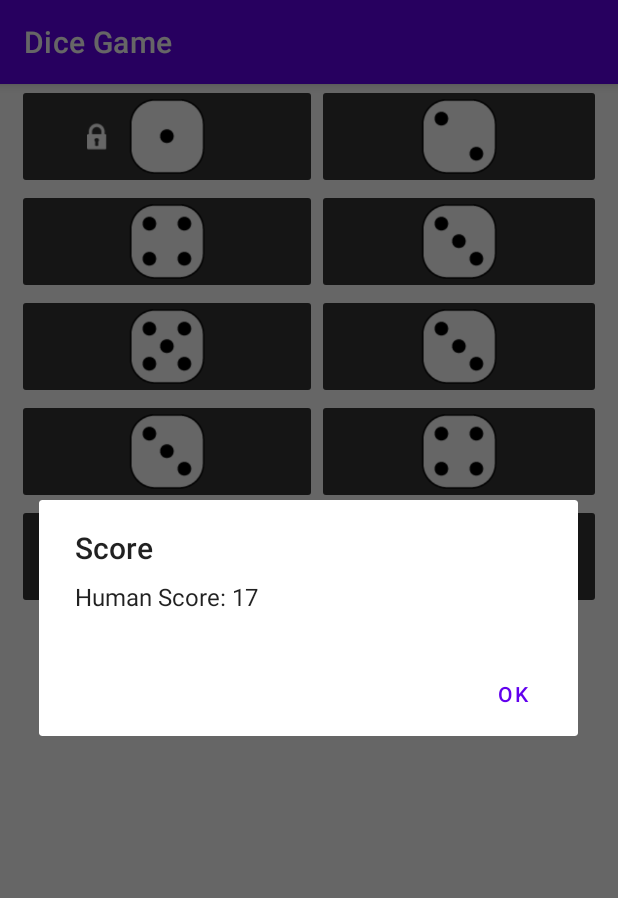
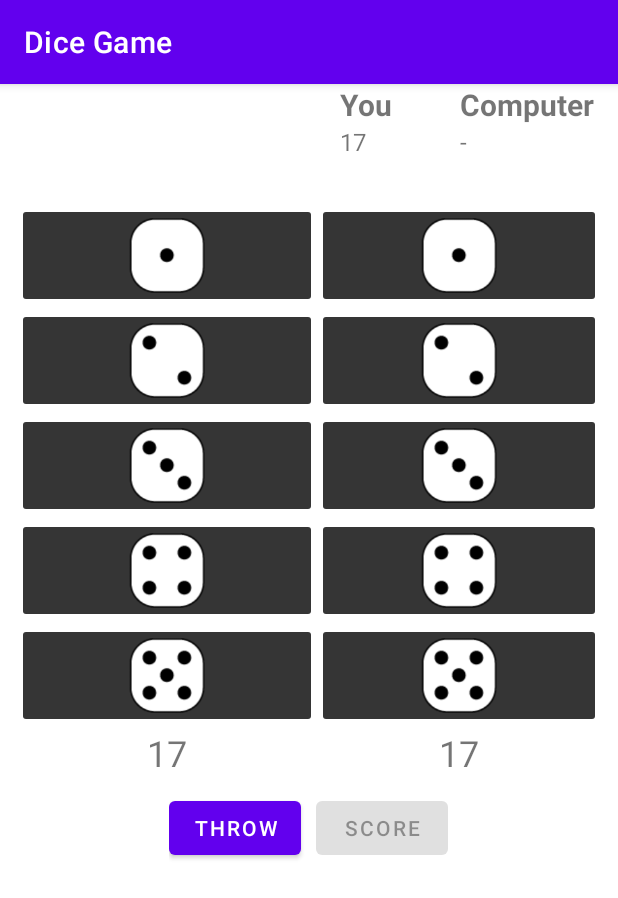
Before and after one commit to MrRevengerX/DiceGame, an Android app: the GameScreen screen opened directly, with no data from a screen before it, after a tap on "SCORE", on a phone screen of 412 x 824 dp. Shown: the top 898 px of the screen. Run offline under Robolectric (Android 15) with nearby library versions, the phone set to English and light mode, and no system bars; 3 other taps on this screen came first.

Commit message:
Score button functionality added

```diff
--- a/app/src/main/java/com/example/dicegame/ComputerDice.kt
+++ b/app/src/main/java/com/example/dicegame/ComputerDice.kt
@@ -2,12 +2,5 @@ package com.example.dicegame
 
 import android.widget.ImageButton
 
-class ComputerDice(diceBtns: Array<ImageButton>) {
-    private val dice: Array<Die> = arrayOf(Die(diceBtns[0]), Die(diceBtns[1]), Die(diceBtns[2]), Die(diceBtns[3]), Die(diceBtns[4]))
-
-    fun throwDice() {
-        for (die in this.dice) {
-            die.rollDie()
-        }
-    }
+class ComputerDice(diceBtns: Array<ImageButton>): Player(diceBtns) {
 }
--- a/app/src/main/java/com/example/dicegame/Die.kt
+++ b/app/src/main/java/com/example/dicegame/Die.kt
@@ -19,6 +19,11 @@ class Die(DieImage: ImageButton) {
         }
     }
 
+    fun setDieValue(value: Int) {
+        dieValue = value
+        die.setImageResource(dieImages[dieValue - 1])
+    }
+
     fun isDieEnabled(): Boolean {
         return enabled
     }
--- a/app/src/main/java/com/example/dicegame/GameScreen.kt
+++ b/app/src/main/java/com/example/dicegame/GameScreen.kt
@@ -1,18 +1,40 @@
 package com.example.dicegame
 
+import android.annotation.SuppressLint
 import android.app.AlertDialog
 import androidx.appcompat.app.AppCompatActivity
 import android.os.Bundle
 import android.widget.Button
 import android.widget.ImageButton
+import android.widget.TextView
 import android.widget.Toast
 import androidx.core.content.ContextCompat
 
 class GameScreen : AppCompatActivity() {
+
+    private var totalHumanScore = 0
+    private var totalComputerScore = 0
     private var rethrowCount: Int = 0
+
+    @SuppressLint("SuspiciousIndentation")
     override fun onCreate(savedInstanceState: Bundle?) {
         super.onCreate(savedInstanceState)
         setContentView(R.layout.activity_game_screen)
+
+
+
+
+        gameStart()
+
+
+
+    }
+
+    fun gameStart(){
+        val btnThrow = findViewById<Button>(R.id.btnThrow)
+        val btnScore = findViewById<Button>(R.id.btnScore)
+        val tvHumanScore = findViewById<TextView>(R.id.tvHumanScore)
+        val tvComputerScore = findViewById<TextView>(R.id.tvComputerScore)
 
         val btnHumanDie1 = findViewById<ImageButton>(R.id.ibtnHuman1)
         val btnHumanDie2 = findViewById<ImageButton>(R.id.ibtnHuman2)
@@ -31,14 +53,18 @@ class GameScreen : AppCompatActivity() {
         val human = HumanDice(humanDice)
         val computer = ComputerDice(computerDice)
 
-        val btnThrow = findViewById<Button>(R.id.btnThrow)
-        val btnScore = findViewById<Button>(R.id.btnScore)
+        btnThrow.setOnClickListener(){
 
-        btnThrow.setOnClickListener(){
             rethrowCount++
+
+//            Change the text of the button to "Re-Throw" after the first throw
             if (rethrowCount > 0)
                 btnThrow.text = "Re-Throw"
+
+//            Enable the score button after the first throw
             btnScore.isEnabled = true
+
+//            Enable the dice buttons after the first throw
             humanDice.forEachIndexed() { index, btn ->
                 btn.setOnClickListener() {
                     if (!human.getDice()[index].isDieEnabled() || human.lockDiceCount() < 4) {
@@ -56,23 +82,42 @@ class GameScreen : AppCompatActivity() {
                     die.isEnabled = false
                 }
                 btnThrow.isEnabled = false
-                btnThrow.setBackgroundColor(ContextCompat.getColor(this, R.color.Gray))
             }
             human.throwDice()
+            tvHumanScore.text = human.totalScore().toString()
             computer.throwDice()
+            tvComputerScore.text = computer.totalScore().toString()
         }
 
         btnScore.setOnClickListener(){
-            val humanScore = human.totalScore()
-            val builder = AlertDialog.Builder(this)
-            builder.setTitle("Score")
-            builder.setMessage("Human Score: $humanScore")
-            builder.setPositiveButton("OK") { dialog, which ->
-                // do something when OK button is clicked
+            val humanTotalScoreTextView = findViewById<TextView>(R.id.tvTotalHumanScore)
+
+            totalHumanScore += human.totalScore()
+            humanTotalScoreTextView.text = totalHumanScore.toString()
+            gameStart()
+
+//            Disable dice lock after score is submitted
+            humanDice.forEach {
+                it.setOnClickListener { null }
             }
-            val dialog = builder.create()
-            dialog.show()
+            resetDices(human,computer)
+        }
+    }
+
+    fun resetDices(human:HumanDice, computer:ComputerDice){
+        val btnThrow = findViewById<Button>(R.id.btnThrow)
+        val btnScore = findViewById<Button>(R.id.btnScore)
+        btnScore.isEnabled = false
+        btnThrow.isEnabled = true
+
+        btnThrow.text = "Throw"
+
+        // Disable all the dice buttons and set their images to the initial state
+        human.resetDice()
+        computer.resetDice()
+
+        // Reset the number of rethrows
+        rethrowCount = 0
     }
 
 }
-}
--- a/app/src/main/java/com/example/dicegame/HumanDice.kt
+++ b/app/src/main/java/com/example/dicegame/HumanDice.kt
@@ -2,34 +2,8 @@ package com.example.dicegame
 
 import android.widget.ImageButton
 
-class HumanDice(diceBtns: Array<ImageButton>) {
-    private val dice: Array<Die> = arrayOf(Die(diceBtns[0]), Die(diceBtns[1]), Die(diceBtns[2]), Die(diceBtns[3]), Die(diceBtns[4]))
+class HumanDice(diceBtns: Array<ImageButton>) : Player(diceBtns){
 
-    fun lockDiceCount(): Int {
-        var count = 0
-        for (die in this.dice) {
-            if (!die.isDieEnabled()) {
-                count++
-            }
-        }
-        return count
-    }
-    fun getDice(): Array<Die> {
-        return dice
-    }
-    fun throwDice() {
-        for (die in this.dice) {
-            die.rollDie()
-        }
-    }
-
-    fun totalScore(): Int {
-        var total = 0
-        for (die in this.dice) {
-            total += die.getDieValue()
-        }
-        return total
-    }
 
 
 }
--- /dev/null
+++ b/app/src/main/java/com/example/dicegame/Player.kt
@@ -0,0 +1,41 @@
+package com.example.dicegame
+
+import android.widget.ImageButton
+
+open class Player(diceBtns: Array<ImageButton>) {
+    private val dice: Array<Die> = arrayOf(Die(diceBtns[0]), Die(diceBtns[1]), Die(diceBtns[2]), Die(diceBtns[3]), Die(diceBtns[4]))
+
+    fun lockDiceCount(): Int {
+        var count = 0
+        for (die in this.dice) {
+            if (!die.isDieEnabled()) {
+                count++
+            }
+        }
+        return count
+    }
+    fun getDice(): Array<Die> {
+        return dice
+    }
+    fun throwDice() {
+        for (die in this.dice) {
+            die.rollDie()
+        }
+    }
+
+    fun totalScore(): Int {
+        var total = 0
+        for (die in this.dice) {
+            total += die.getDieValue()
+        }
+        return total
+    }
+
+    fun resetDice() {
+        dice.forEachIndexed() { index, die ->
+            if (!die.isDieEnabled())
+                die.dieEnableToggle()
+            die.setDieValue(index+1)
+        }
+    }
+}
--- a/app/src/main/res/layout/activity_game_screen.xml
+++ b/app/src/main/res/layout/activity_game_screen.xml
@@ -6,7 +6,74 @@
     android:layout_height="match_parent"
     tools:context=".GameScreen">
 
+
     <LinearLayout
+        android:id="@+id/scoreBoard"
+        android:layout_width="match_parent"
+        android:layout_height="wrap_content"
+        android:orientation="horizontal"
+        android:gravity="right"
+        android:layout_marginRight="16dp"
+        android:layout_marginLeft="16dp"
+        >
+
+        <LinearLayout
+            android:layout_width="wrap_content"
+            android:layout_height="match_parent"
+            android:orientation="vertical">
+
+            <TextView
+                android:id="@+id/tvHuman"
+                android:layout_width="match_parent"
+                android:layout_height="wrap_content"
+                android:text="You"
+                android:textSize="20sp"
+                android:textStyle="bold" />
+
+            <TextView
+                android:id="@+id/tvTotalHumanScore"
+                android:layout_width="match_parent"
+                android:layout_height="wrap_content"
+                android:text="-"
+                android:textSize="16sp" />
+
+            <Space
+                android:layout_width="80dp"
+                android:layout_height="wrap_content"
+                android:layout_weight="10" />
+
+        </LinearLayout>
+
+
+
+        <LinearLayout
+            android:layout_width="wrap_content"
+            android:layout_height="match_parent"
+            android:orientation="vertical">
+
+            <TextView
+                android:id="@+id/tvComputer"
+                android:layout_width="match_parent"
+                android:layout_height="wrap_content"
+                android:text="Computer"
+                android:textSize="20sp"
+                android:textStyle="bold" />
+
+            <TextView
+                android:id="@+id/tvTotalComputerScore"
+                android:layout_width="match_parent"
+                android:layout_height="wrap_content"
+                android:text="-"
+                android:textSize="16sp" />
+
+        </LinearLayout>
+
+    </LinearLayout>
+
+    <LinearLayout
+        android:layout_marginTop="30dp"
+        android:layout_marginBottom="10dp"
+        android:layout_below="@+id/scoreBoard"
         android:id="@+id/diceColumns"
         android:layout_width="match_parent"
         android:layout_height="wrap_content"
@@ -68,6 +135,16 @@
                 android:contentDescription="@string/die_for_human"
                 android:scaleType="fitCenter"
                 app:srcCompat="@drawable/die_5" />
+
+            <TextView
+                android:id="@+id/tvHumanScore"
+                android:layout_width="match_parent"
+                android:layout_height="wrap_content"
+                android:layout_weight="1"
+                android:gravity="center"
+                android:text="-"
+                android:textSize="24sp" />
+
         </LinearLayout>
 
         <LinearLayout
@@ -139,6 +216,15 @@
                 android:longClickable="false"
                 android:scaleType="fitCenter"
                 app:srcCompat="@drawable/die_5" />
+
+            <TextView
+                android:id="@+id/tvComputerScore"
+                android:layout_width="match_parent"
+                android:layout_height="wrap_content"
+                android:layout_weight="1"
+                android:gravity="center"
+                android:text="-"
+                android:textSize="24sp" />
         </LinearLayout>
     </LinearLayout>
 
@@ -171,4 +257,5 @@
 
     </LinearLayout>
 
+
 </RelativeLayout>
```
Lines whose indentation alone changed are shown as unchanged.
